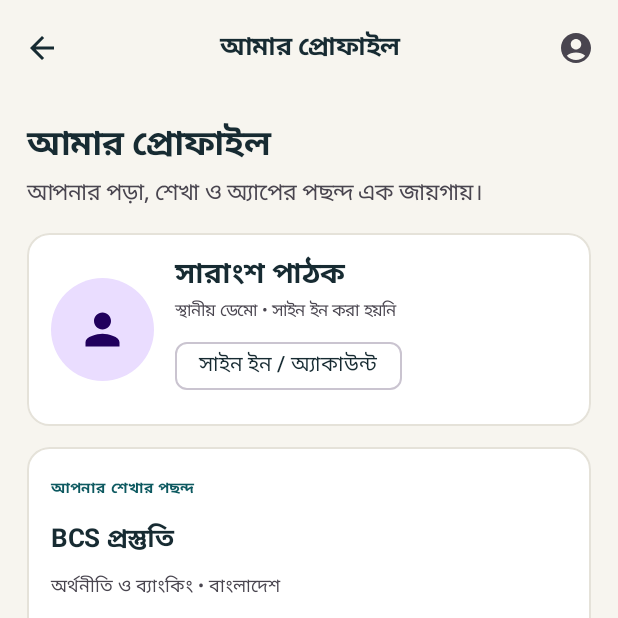
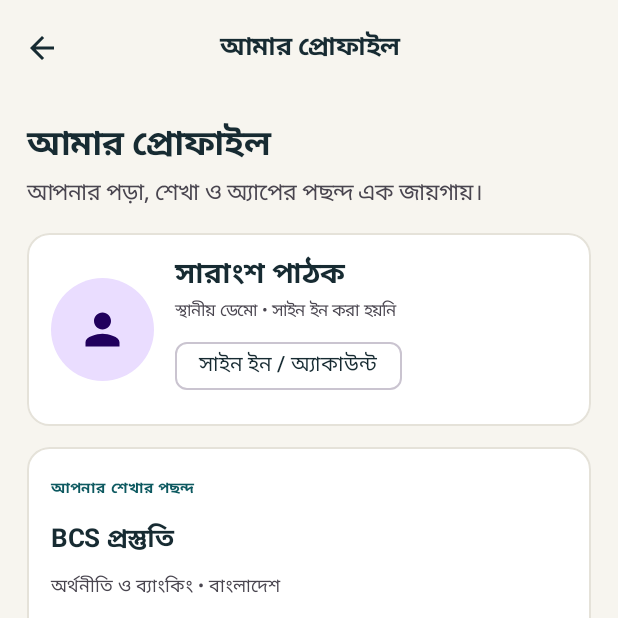
Before and after one commit to Amiroudro/Sngso-app-all, an Android app built with Jetpack Compose: the profile screen opened through its navigation route, on a phone screen of 412 x 824 dp, the top half of it. Run offline under Robolectric (Android 15) with nearby library versions, the phone set to English and light mode, and no system bars.

Commit message:
fix: avoid duplicate profile navigation action

```diff
--- a/app/src/main/java/com/sarangsho/plus/MainActivity.kt
+++ b/app/src/main/java/com/sarangsho/plus/MainActivity.kt
@@ -106,8 +106,10 @@ private fun SarangshoApp() {
                                 Icon(Icons.Default.NotificationsNone, "নোটিফিকেশন")
                             }
                         }
-                        IconButton(onClick = { nav.navigate("profile") }) {
-                            Icon(Icons.Default.AccountCircle, "প্রোফাইল")
+                        if (route != "profile") {
+                            IconButton(onClick = { nav.navigate("profile") }) {
+                                Icon(Icons.Default.AccountCircle, "প্রোফাইল")
+                            }
                         }
                     },
                     colors = TopAppBarDefaults.centerAlignedTopAppBarColors(containerColor = MaterialTheme.colorScheme.background)
```
